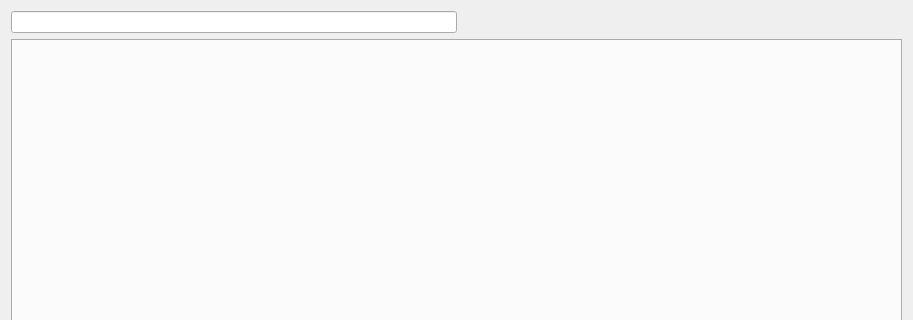
This is src/modeldialog.ui in GAMS-dev/studio as Qt 5 draws it before an edit; both pictures show x 0 to 913 and y 0 to 320 of the 913 by 539 pixel window. The edited form follows.
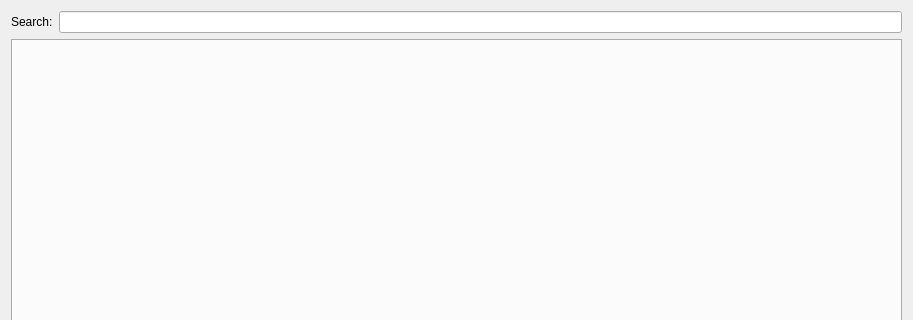
This is the edited form.

Commit message: Label in front fo the search box

What changed in the file:
```diff
--- a/src/modeldialog.ui
+++ b/src/modeldialog.ui
@@ -17,20 +17,14 @@
    <item>
     <layout class="QHBoxLayout" name="horizontalLayout">
      <item>
-      <widget class="QLineEdit" name="lineEdit"/>
+      <widget class="QLabel" name="label">
+       <property name="text">
+        <string>Search:</string>
+       </property>
+      </widget>
      </item>
      <item>
-      <spacer name="horizontalSpacer">
-       <property name="orientation">
-        <enum>Qt::Horizontal</enum>
-       </property>
-       <property name="sizeHint" stdset="0">
-        <size>
-         <width>40</width>
-         <height>20</height>
-        </size>
-       </property>
-      </spacer>
+      <widget class="QLineEdit" name="lineEdit"/>
      </item>
     </layout>
    </item>
```
